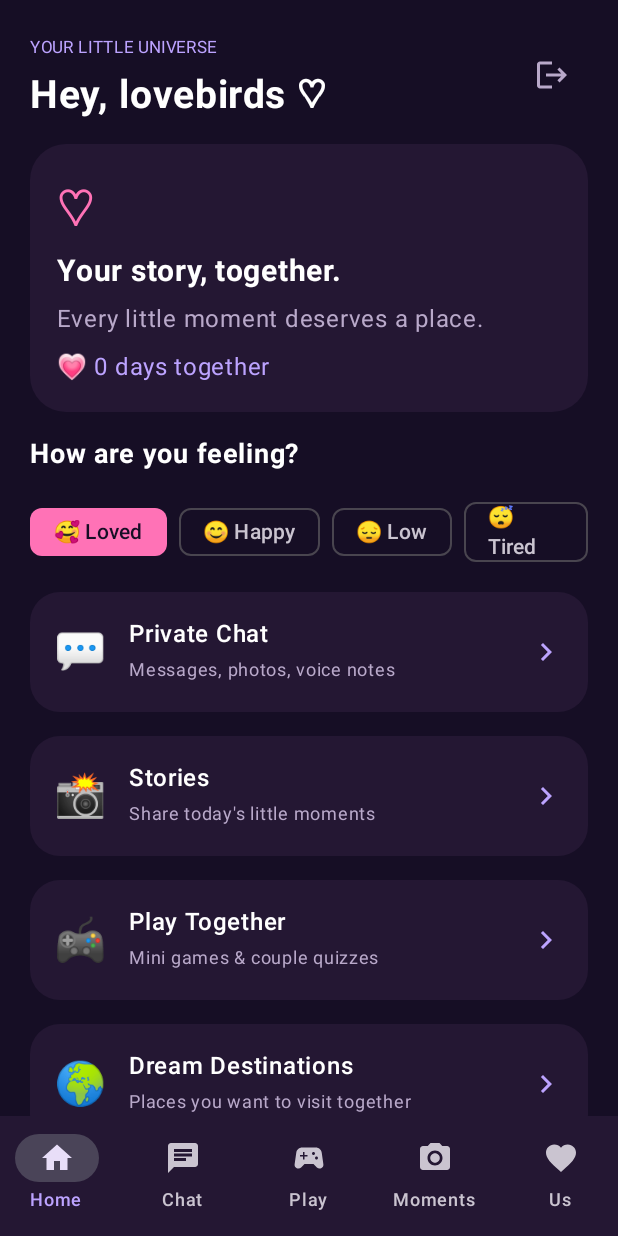
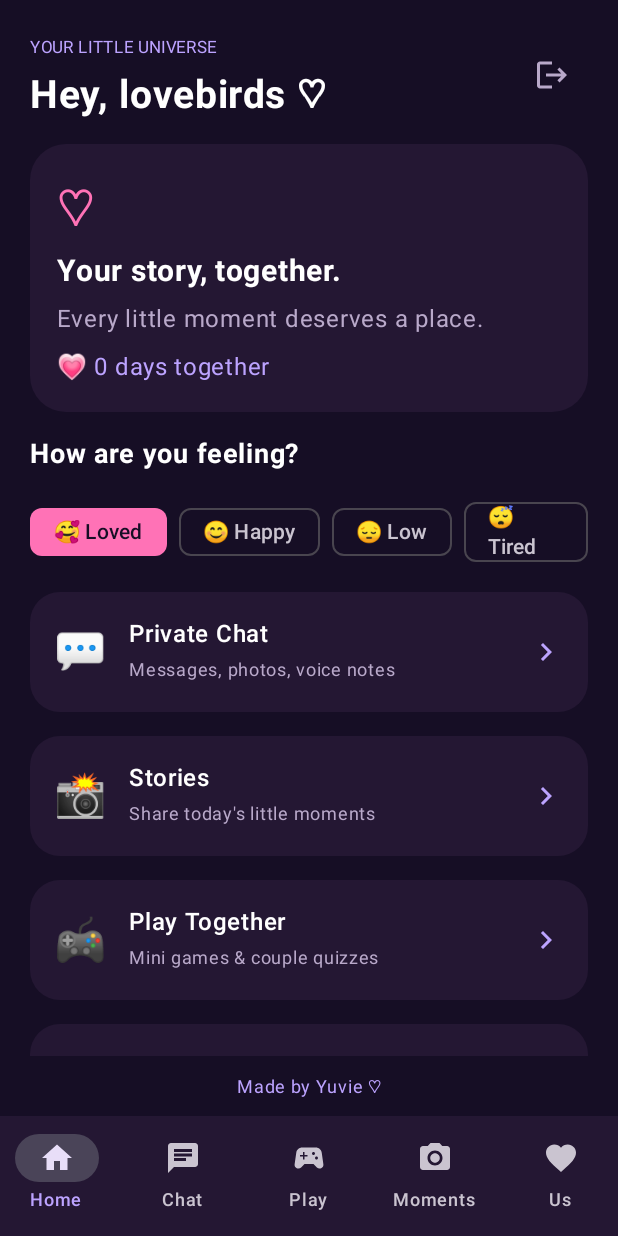
Before and after one commit to Chandancybercafe/DilVerse, an Android app built with Jetpack Compose: the screen it shows after launch (MainActivity), after a tap on "Sign in ♡", on a phone screen of 412 x 824 dp. Run offline under Robolectric (Android 15) with nearby library versions, the phone set to English and light mode, and no system bars.

Commit message:
Add Made by Yuvie branding

```diff
--- a/twogether/app/src/main/java/com/twogether/app/MainActivity.kt
+++ b/twogether/app/src/main/java/com/twogether/app/MainActivity.kt
@@ -77,6 +77,8 @@ fun AuthScreen(page:String, setPage:(String)->Unit, name:String, setName:(String
                 Text("Demo mode • Authentication will connect to Firebase in the next setup step", color=Muted, fontSize=11.sp)
             }
         }
+        Spacer(Modifier.height(18.dp))
+        Text("Made by Yuvie ♡", color=Lavender, fontSize=12.sp, fontWeight=FontWeight.Medium)
     }
 }
 
@@ -122,6 +124,7 @@ fun HomeScreen(tab:String, setTab:(String)->Unit, mood:String, setMood:(String)-
             Button(onClick={},modifier=Modifier.fillMaxWidth()) { Text("Connect (demo)") }
             Text("Prototype preview: these cards are UI placeholders. Cloud sync, calls, chat, uploads and invite pairing need backend credentials and services.", color=Muted, fontSize=12.sp)
         }
+        Text("Made by Yuvie ♡", color=Lavender, fontSize=12.sp, modifier=Modifier.fillMaxWidth().padding(vertical=8.dp), textAlign=androidx.compose.ui.text.style.TextAlign.Center)
         NavigationBar(containerColor=Card) {
             listOf("Home","Chat","Play","Moments","Us").forEach { item ->
                 NavigationBarItem(selected=tab==item, onClick={setTab(item)}, icon={Icon(when(item) { "Home"->Icons.Default.Home; "Chat"->Icons.Default.Chat; "Play"->Icons.Default.SportsEsports; "Moments"->Icons.Default.PhotoCamera; else->Icons.Default.Favorite }, item)}, label={Text(item)})
```
